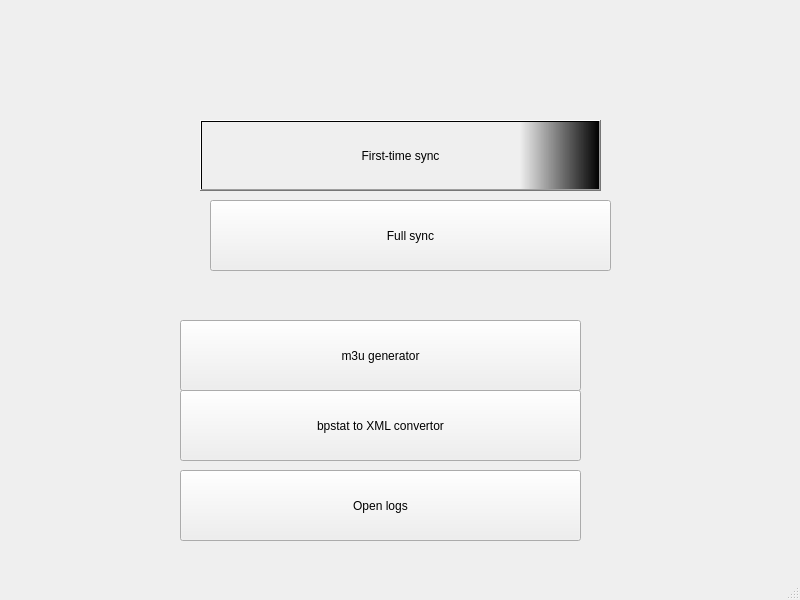
Old version of the form main-menu.ui in the repository lgactna/bpsync.
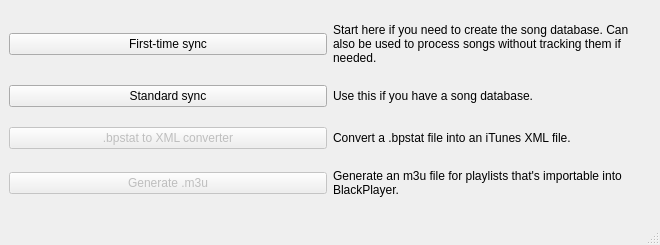
New version of the form.

Diff of the .ui file:
```diff
--- a/main-menu.ui
+++ b/main-menu.ui
@@ -6,91 +6,102 @@
    <rect>
     <x>0</x>
     <y>0</y>
-    <width>800</width>
-    <height>600</height>
+    <width>660</width>
+    <height>245</height>
    </rect>
   </property>
+  <property name="sizePolicy">
+   <sizepolicy hsizetype="Fixed" vsizetype="Fixed">
+    <horstretch>0</horstretch>
+    <verstretch>0</verstretch>
+   </sizepolicy>
+  </property>
   <property name="windowTitle">
    <string>MainWindow</string>
   </property>
   <widget class="QWidget" name="centralwidget">
-   <widget class="QPushButton" name="pushButton">
-    <property name="geometry">
-     <rect>
-      <x>200</x>
-      <y>120</y>
-      <width>401</width>
-      <height>71</height>
-     </rect>
-    </property>
-    <property name="styleSheet">
-     <string notr="true">background: qlineargradient(x1:0 y1:0, x2:1 y2:0, stop:0.8 rgba(0, 0, 0, 0), stop:1 rgba(0, 0, 0, 255));</string>
+   <layout class="QGridLayout" name="gridLayout">
+    <item row="0" column="0">
+     <widget class="QPushButton" name="launch_firstsync">
+      <property name="maximumSize">
+       <size>
+        <width>16777215</width>
+        <height>16777215</height>
+       </size>
     </property>
     <property name="text">
      <string>First-time sync</string>
     </property>
-    <property name="flat">
-     <bool>false</bool>
-    </property>
-   </widget>
-   <widget class="QPushButton" name="pushButton_2">
-    <property name="geometry">
-     <rect>
-      <x>210</x>
-      <y>200</y>
-      <width>401</width>
-      <height>71</height>
-     </rect>
-    </property>
+     </widget>
+    </item>
+    <item row="0" column="1">
+     <widget class="QLabel" name="label">
     <property name="text">
-     <string>Full sync</string>
-    </property>
-    <property name="flat">
-     <bool>false</bool>
-    </property>
-   </widget>
-   <widget class="QPushButton" name="pushButton_3">
-    <property name="geometry">
-     <rect>
-      <x>180</x>
-      <y>320</y>
-      <width>401</width>
-      <height>71</height>
-     </rect>
-    </property>
+       <string>Start here if you need to create the song database. Can also be used to process songs without tracking them if needed.</string>
+      </property>
+      <property name="wordWrap">
+       <bool>true</bool>
+      </property>
+     </widget>
+    </item>
+    <item row="1" column="0">
+     <widget class="QPushButton" name="launch_stdsync">
+      <property name="text">
+       <string>Standard sync</string>
+      </property>
+     </widget>
+    </item>
+    <item row="1" column="1">
+     <widget class="QLabel" name="label_2">
     <property name="text">
-     <string>m3u generator</string>
-    </property>
-   </widget>
-   <widget class="QPushButton" name="pushButton_4">
-    <property name="geometry">
-     <rect>
-      <x>180</x>
-      <y>390</y>
-      <width>401</width>
-      <height>71</height>
-     </rect>
+       <string>Use this if you have a song database.</string>
+      </property>
+      <property name="wordWrap">
+       <bool>true</bool>
+      </property>
+     </widget>
+    </item>
+    <item row="2" column="0">
+     <widget class="QPushButton" name="launch_bpstatconv">
+      <property name="enabled">
+       <bool>false</bool>
     </property>
     <property name="text">
-     <string>bpstat to XML convertor</string>
-    </property>
-   </widget>
-   <widget class="QPushButton" name="pushButton_5">
-    <property name="geometry">
-     <rect>
-      <x>180</x>
-      <y>470</y>
-      <width>401</width>
-      <height>71</height>
-     </rect>
-    </property>
-    <property name="autoFillBackground">
+       <string>.bpstat to XML converter</string>
+      </property>
+     </widget>
+    </item>
+    <item row="2" column="1">
+     <widget class="QLabel" name="label_3">
+      <property name="text">
+       <string>Convert a .bpstat file into an iTunes XML file.</string>
+      </property>
+      <property name="wordWrap">
+       <bool>true</bool>
+      </property>
+     </widget>
+    </item>
+    <item row="3" column="0">
+     <widget class="QPushButton" name="launch_m3uconv">
+      <property name="enabled">
      <bool>false</bool>
     </property>
     <property name="text">
-     <string>Open logs</string>
-    </property>
-   </widget>
+       <string>Generate .m3u</string>
+      </property>
+     </widget>
+    </item>
+    <item row="3" column="1">
+     <widget class="QLabel" name="label_4">
+      <property name="text">
+       <string>Generate an m3u file for playlists that's importable into BlackPlayer.</string>
+      </property>
+      <property name="wordWrap">
+       <bool>true</bool>
+      </property>
+     </widget>
+    </item>
+   </layout>
   </widget>
   <widget class="QMenuBar" name="menubar">
    <property name="geometry">
```
Left out of the diff: 2 changed lines with no effect on the pictures. Lines whose indentation alone changed are shown as unchanged.
